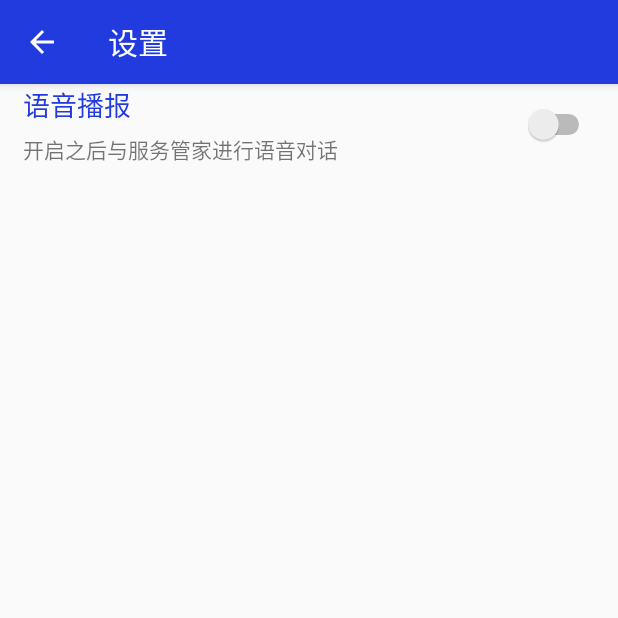
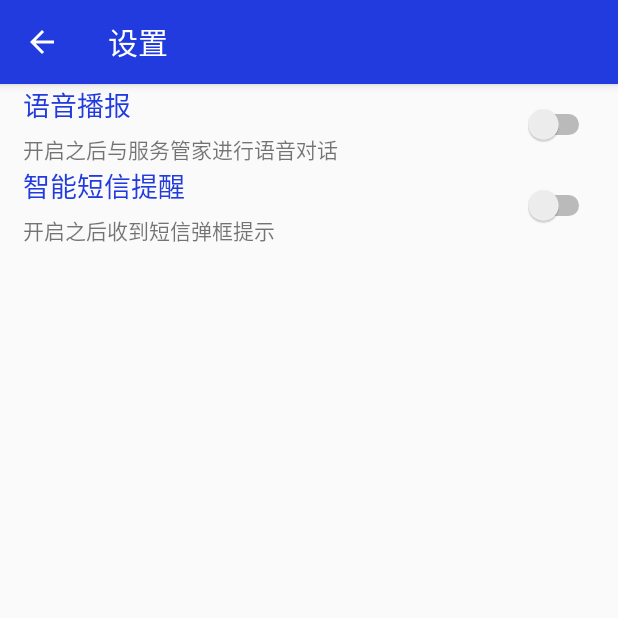
Before and after one commit to zhongshiyi/SmartButler, an Android app: the SettingActivity screen opened directly, with no data from a screen before it, on a phone screen of 412 x 824 dp, the top half of it. Run offline under Robolectric (Android 15) with nearby library versions, the phone set to English and light mode, and no system bars; Roboto replaces fonts that are not available here.

Commit message:
一部分的智能短信提醒

```diff
--- a/app/build.gradle
+++ b/app/build.gradle
@@ -60,4 +60,6 @@ dependencies {
     //Picasso
     implementation 'com.squareup.picasso:picasso:2.5.2'
     implementation files('libs/Msc.jar')
+    implementation 'org.jetbrains:annotations-java5:15.0'
+    implementation 'org.jetbrains:annotations-java5:15.0'
 }
--- a/app/src/main/AndroidManifest.xml
+++ b/app/src/main/AndroidManifest.xml
@@ -38,6 +38,9 @@
     <uses-permission android:name="android.permission.ACCESS_FINE_LOCATION"/>
     <!--如需使用人脸识别，还要添加：摄相头权限，拍照需要用到 -->
     <uses-permission android:name="android.permission.CAMERA" />
+
+    <!--短信权限-->
+    <uses-permission android:name="android.permission.RECEIVE_SMS"/>
 
 
     <application
@@ -83,6 +86,9 @@
             android:label="归属地查询"/>
         <!--新闻Web详情-->
         <activity android:name=".ui.WebViewActivity"/>
+        <!--智能短信提醒-->
+        <service android:name=".service.SmsService"/>
+
     </application>
 
 </manifest>
--- a/app/src/main/java/com/example/smartbutler/ui/SettingActivity.java
+++ b/app/src/main/java/com/example/smartbutler/ui/SettingActivity.java
@@ -1,11 +1,13 @@
 package com.example.smartbutler.ui;
 
+import android.content.Intent;
 import android.os.Bundle;
 import android.support.annotation.Nullable;
 import android.view.View;
 import android.widget.Switch;
 
 import com.example.smartbutler.R;
+import com.example.smartbutler.service.SmsService;
 import com.example.smartbutler.utils.ShareUtils;
 
 /**
@@ -19,6 +21,8 @@ import com.example.smartbutler.utils.ShareUtils;
 public class SettingActivity extends BaseActivity implements View.OnClickListener {
     //语音播报
     private Switch sw_speak;
+    //智能短信
+    private Switch sw_sms;
 
     @Override
     protected void onCreate(@Nullable Bundle savedInstanceState) {
@@ -31,10 +35,15 @@ public class SettingActivity extends BaseActivity implements View.OnClickListene
     private void initView() {
         sw_speak = findViewById(R.id.sw_speak);
         sw_speak.setOnClickListener(this);
-
         //默认语音播报不选中
         boolean isSpeak = ShareUtils.getBoolean(this,"isSpeak",false);
-        sw_speak.setSelected(isSpeak);
+        sw_speak.setChecked(isSpeak);
+
+        sw_sms = findViewById(R.id.sw_sms);
+        sw_sms.setOnClickListener(this);
+        //默认智能短信提醒不选中
+        boolean isSms = ShareUtils.getBoolean(this,"isSms",false);
+        sw_sms.setChecked(isSms);
 
     }
 
@@ -47,6 +56,17 @@ public class SettingActivity extends BaseActivity implements View.OnClickListene
                 //保存状态
                 ShareUtils.putBoolean(this,"isSpeak",sw_speak.isChecked());
                 break;
+            case R.id.sw_sms:
+                //切换相反
+                sw_sms.setSelected(!sw_sms.isSelected());
+                //保存状态
+                ShareUtils.putBoolean(this,"isSms",sw_sms.isChecked());
+                if(sw_sms.isChecked()){
+                    startService(new Intent(this,SmsService.class));
+                }else{
+                    stopService(new Intent(this,SmsService.class));
+                }
+                break;
         }
     }
 }
--- a/app/src/main/java/com/example/smartbutler/utils/StaticClass.java
+++ b/app/src/main/java/com/example/smartbutler/utils/StaticClass.java
@@ -31,4 +31,7 @@ public class StaticClass {
     public static final String CHAT_LIST_KEY = "a194eab348fd4cae9a227e0ac7a4d3d4";
     //语音APPID
     public static final String VOICE_KEY = "5d2eded8";
+
+    //短信Action
+    public static final String SMS_ACTION = "android.provider.Telephony.SMS_RECEIVED";
 }
--- a/app/src/main/res/layout/activity_setting.xml
+++ b/app/src/main/res/layout/activity_setting.xml
@@ -42,4 +42,42 @@
 
     </LinearLayout>
 
+    <LinearLayout
+        android:layout_width="match_parent"
+        android:layout_height="wrap_content"
+        android:gravity="center"
+        android:orientation="horizontal">
+
+        <LinearLayout
+            android:layout_width="0dp"
+            android:layout_height="wrap_content"
+            android:layout_weight="1"
+            android:orientation="vertical">
+
+            <TextView
+                android:layout_width="wrap_content"
+                android:layout_height="wrap_content"
+                android:layout_marginLeft="15sp"
+                android:text="智能短信提醒"
+                android:textColor="@color/colorPrimary"
+                android:textSize="18sp" />
+
+            <TextView
+                android:layout_width="wrap_content"
+                android:layout_height="wrap_content"
+                android:layout_marginLeft="15sp"
+                android:layout_marginTop="5dp"
+                android:text="开启之后收到短信弹框提示" />
+
+        </LinearLayout>
+
+        <Switch
+            android:id="@+id/sw_sms"
+            android:layout_width="wrap_content"
+            android:layout_height="wrap_content"
+            android:layout_marginRight="15dp" />
+
+
+    </LinearLayout>
+
 </LinearLayout>
```
Also changed, not shown: app/src/main/java/com/example/smartbutler/fragment/ButlerFragment.java (+5 -5 lines), app/src/main/java/com/example/smartbutler/service/SmsService.java (added, +73 -0 lines), app/src/main/res/layout/activity_login.xml (+15 -1 lines), 1 other file.
